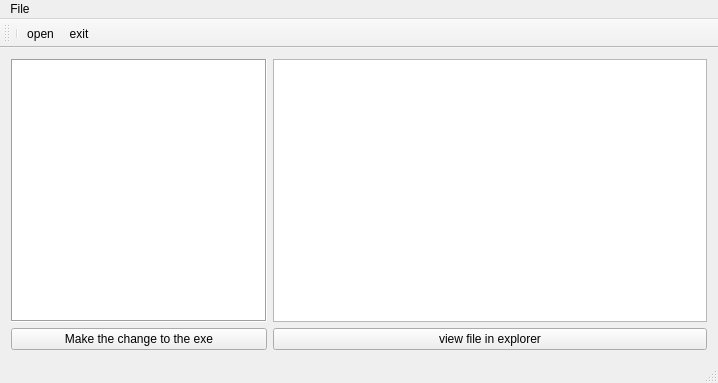
Above: mainwindow.ui from MrLiamMcQ/variable-length-string-editor-for-binaries before the change. Below: the same form after it.
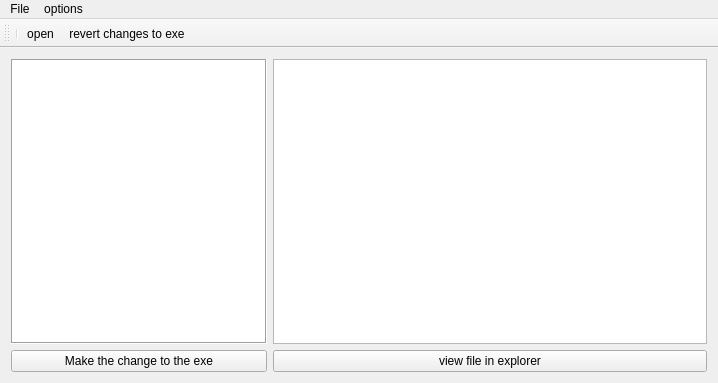
That is the form after the change.

The edit to the form file:
```diff
--- a/mainwindow.ui
+++ b/mainwindow.ui
@@ -91,6 +91,16 @@
         <pointsize>11</pointsize>
        </font>
       </property>
+      <property name="styleSheet">
+       <string notr="true"/>
+      </property>
+      <property name="html">
+       <string>&lt;!DOCTYPE HTML PUBLIC &quot;-//W3C//DTD HTML 4.0//EN&quot; &quot;http://www.w3.org/TR/REC-html40/strict.dtd&quot;&gt;
+&lt;html&gt;&lt;head&gt;&lt;meta name=&quot;qrichtext&quot; content=&quot;1&quot; /&gt;&lt;style type=&quot;text/css&quot;&gt;
+p, li { white-space: pre-wrap; }
+&lt;/style&gt;&lt;/head&gt;&lt;body style=&quot; font-family:'Calibri'; font-size:11pt; font-weight:400; font-style:normal;&quot;&gt;
+&lt;p style=&quot;-qt-paragraph-type:empty; margin-top:0px; margin-bottom:0px; margin-left:0px; margin-right:0px; -qt-block-indent:0; text-indent:0px;&quot;&gt;&lt;br /&gt;&lt;/p&gt;&lt;/body&gt;&lt;/html&gt;</string>
+      </property>
      </widget>
     </item>
    </layout>
@@ -111,10 +121,18 @@
     <addaction name="actionopen"/>
     <addaction name="actionexit"/>
    </widget>
+   <widget class="QMenu" name="menuoptions">
+    <property name="title">
+     <string>options</string>
+    </property>
+   </widget>
    <addaction name="menuString_Editor"/>
+   <addaction name="menuoptions"/>
   </widget>
-  <widget class="QStatusBar" name="statusBar"/>
   <widget class="QToolBar" name="mainToolBar">
+   <property name="enabled">
+    <bool>true</bool>
+   </property>
    <attribute name="toolBarArea">
     <enum>TopToolBarArea</enum>
    </attribute>
@@ -123,7 +141,7 @@
    </attribute>
    <addaction name="separator"/>
    <addaction name="actionopen"/>
-   <addaction name="actionexit"/>
+   <addaction name="actionrevert_changes_to_exe"/>
   </widget>
   <action name="actionopen">
    <property name="text">
@@ -135,6 +153,11 @@
     <string>exit</string>
    </property>
   </action>
+  <action name="actionrevert_changes_to_exe">
+   <property name="text">
+    <string>revert changes to exe</string>
+   </property>
+  </action>
  </widget>
  <layoutdefault spacing="6" margin="11"/>
  <resources/>
```
Left out of the diff: 3 changed lines with no effect on the pictures.
